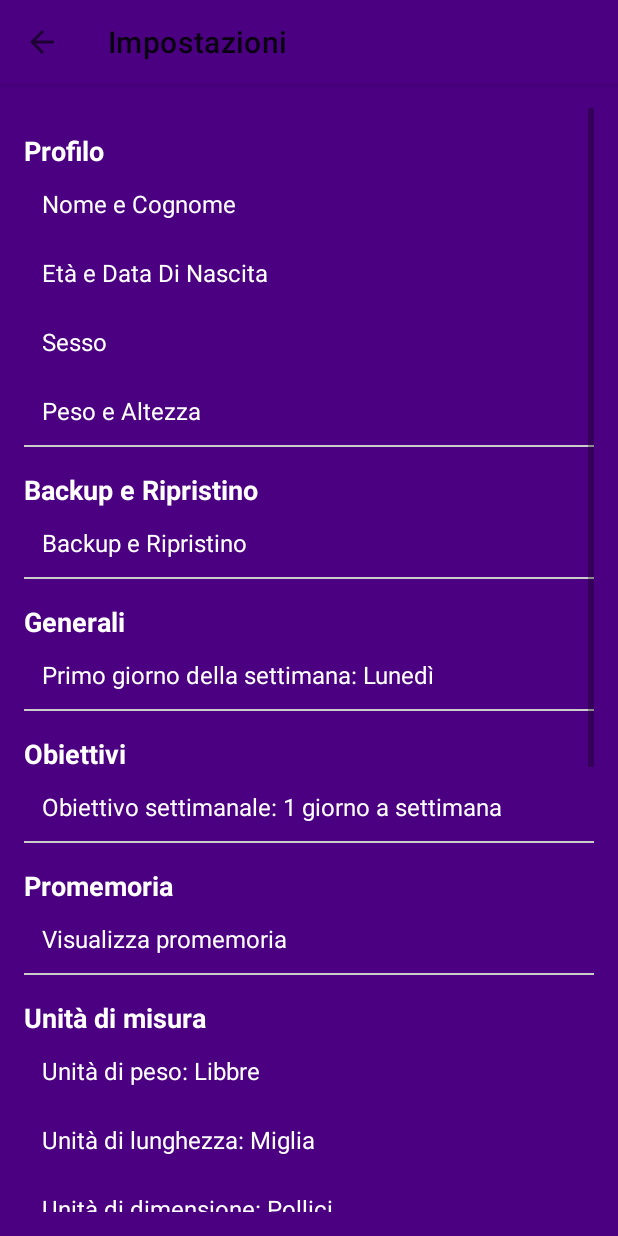
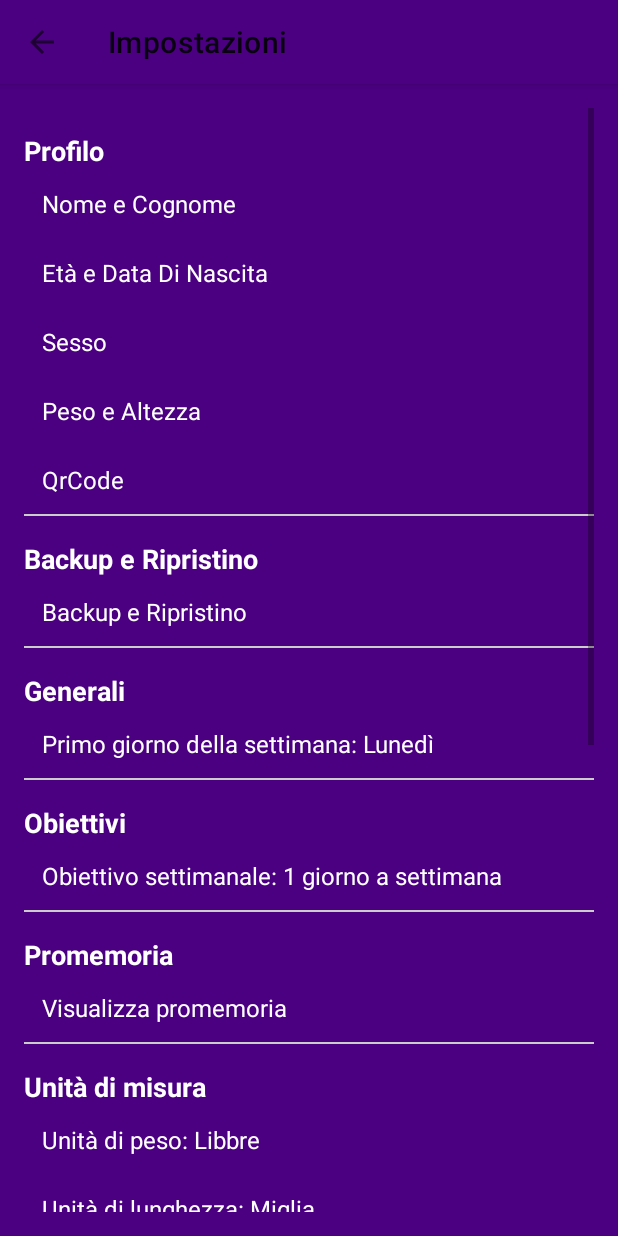
Before and after one commit to ILLFERRO/IronMindProMob, an Android app: the SettingsActivity screen opened directly, with no data from a screen before it, on a phone screen of 412 x 824 dp. Run offline under Robolectric (Android 15) with nearby library versions, the phone set to English and light mode, and no system bars.

Commit message:
aggiunta nuova sezione impostazioni (profilo -> QrCode) + modifiche layout toolbar profilo

```diff
--- a/app/src/main/AndroidManifest.xml
+++ b/app/src/main/AndroidManifest.xml
@@ -13,6 +13,9 @@
         android:roundIcon="@mipmap/ic_launcher_round"
         android:supportsRtl="true"
         android:theme="@style/Theme.IronMind">
+        <activity
+            android:name=".main.ProfiloQrCodeActivity"
+            android:exported="false" />
         <activity
             android:name=".main.ProfiloPesoAltezzaActivity"
             android:exported="false" />
--- a/app/src/main/java/com/example/ironmind/main/SettingsActivity.kt
+++ b/app/src/main/java/com/example/ironmind/main/SettingsActivity.kt
@@ -62,6 +62,11 @@ class SettingsActivity : AppCompatActivity() {
         //Profilo Peso & Altezza
         findViewById<TextView>(R.id.peso_altezza_profilo).setOnClickListener {
             startActivity(Intent(this, ProfiloPesoAltezzaActivity::class.java))
+        }
+
+        //profilo QrCode
+        findViewById<TextView>(R.id.qr_code_profilo).setOnClickListener {
+            startActivity(Intent(this, ProfiloQrCodeActivity::class.java))
         }
 
         //Backup & Ripristino
--- a/app/src/main/res/layout/activity_settings.xml
+++ b/app/src/main/res/layout/activity_settings.xml
@@ -81,6 +81,19 @@
                 android:layout_width="match_parent"
                 android:layout_height="wrap_content"
                 android:text="Peso e Altezza"
+                android:padding="12dp"
+                android:textSize="16sp"
+                android:textColor="#FFFFFF"
+                android:background="?attr/selectableItemBackground"
+                android:clickable="true"
+                android:focusable="true" />
+
+            <!-- Voce QrCode Profilo --> -->
+            <TextView
+                android:id="@+id/qr_code_profilo"
+                android:layout_width="match_parent"
+                android:layout_height="wrap_content"
+                android:text="QrCode"
                 android:padding="12dp"
                 android:textSize="16sp"
                 android:textColor="#FFFFFF"
```
Also changed, not shown: app/src/main/java/com/example/ironmind/main/ProfiloQrCodeActivity.kt (added, +39 -0 lines), app/src/main/res/layout/activity_profilo_qr_code.xml (added, +41 -0 lines).
